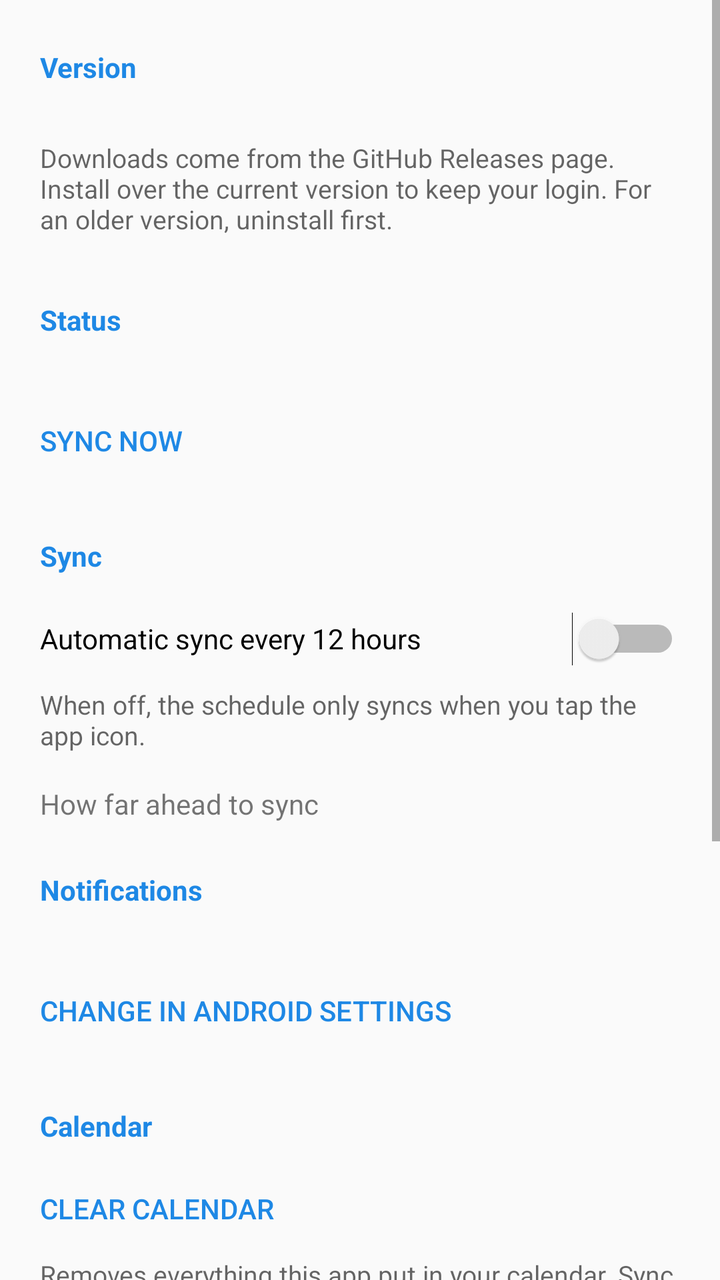
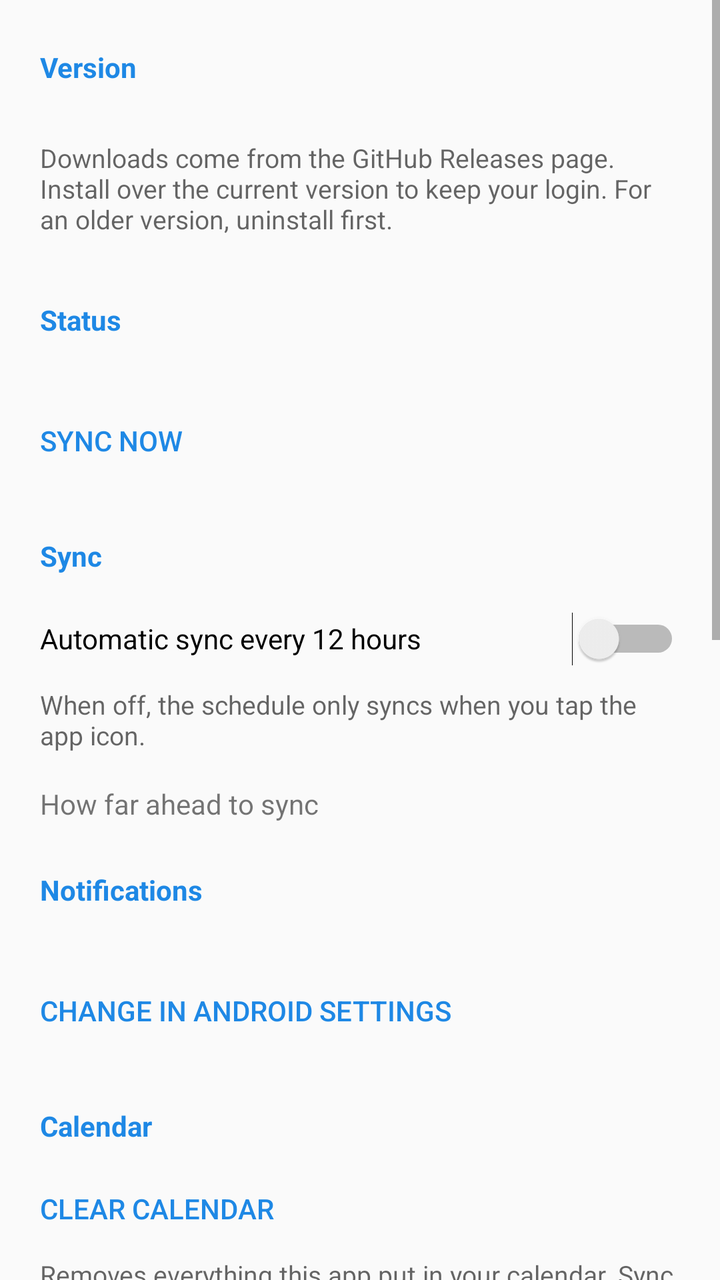

An Android layout rendered at two revisions. The XML below is the earlier revision; the diff shows what the commit changed to produce the second picture.
<!-- AndroidManifest.xml: activity theme Theme.EduarteSync.Screen -->
<!-- res/layout/activity_settings.xml -->
<?xml version="1.0" encoding="utf-8"?>
<ScrollView xmlns:android="http://schemas.android.com/apk/res/android"
    android:layout_width="match_parent"
    android:layout_height="match_parent">

    <LinearLayout
        android:layout_width="match_parent"
        android:layout_height="wrap_content"
        android:orientation="vertical"
        android:paddingHorizontal="20dp"
        android:paddingBottom="24dp">

        <TextView style="@style/SectionHeader" android:text="Version" />
        <TextView
            android:id="@+id/version"
            android:layout_width="match_parent"
            android:layout_height="wrap_content" />
        <Button
            android:id="@+id/downloadUpdate"
            style="@style/RowButton"
            android:visibility="gone" />
        <Button
            android:id="@+id/allVersions"
            style="@style/RowButton"
            android:text="All versions"
            android:visibility="gone" />
        <TextView
            style="@style/Hint"
            android:text="Downloads come from the GitHub Releases page. Install over the current version to keep your login. For an older version, uninstall first." />

        <TextView style="@style/SectionHeader" android:text="Status" />
        <TextView
            android:id="@+id/status"
            android:layout_width="match_parent"
            android:layout_height="wrap_content" />
        <Button
            android:id="@+id/syncNow"
            style="@style/RowButton"
            android:text="Sync now" />

        <TextView style="@style/SectionHeader" android:text="Sync" />
        <Switch
            android:id="@+id/autoSync"
            android:layout_width="match_parent"
            android:layout_height="wrap_content"
            android:minHeight="48dp"
            android:text="Automatic sync every 12 hours" />
        <TextView
            style="@style/Hint"
            android:text="When off, the schedule only syncs when you tap the app icon." />
        <TextView
            android:layout_width="match_parent"
            android:layout_height="wrap_content"
            android:paddingTop="8dp"
            android:text="How far ahead to sync" />
        <RadioGroup
            android:id="@+id/range"
            android:layout_width="match_parent"
            android:layout_height="wrap_content" />

        <TextView style="@style/SectionHeader" android:text="Notifications" />
        <TextView
            android:id="@+id/notificationStatus"
            android:layout_width="match_parent"
            android:layout_height="wrap_content" />
        <Button
            android:id="@+id/notificationSettings"
            style="@style/RowButton"
            android:text="Change in Android settings" />

        <TextView style="@style/SectionHeader" android:text="Calendar" />
        <Button
            android:id="@+id/clearCalendar"
            style="@style/RowButton"
            android:text="Clear calendar" />
        <TextView
            style="@style/Hint"
            android:text="Removes everything this app put in your calendar. Sync again to get it back." />

        <TextView style="@style/SectionHeader" android:text="Account" />
        <Button
            android:id="@+id/logOut"
            style="@style/RowButton"
            android:text="Log out / switch account" />
        <TextView
            style="@style/Hint"
            android:text="Removes your Eduarte login from this phone. Your password was never stored by this app." />

        <TextView style="@style/SectionHeader" android:text="Beta" />
        <Button
            android:id="@+id/subjects"
            style="@style/RowButton"
            android:text="Subjects" />
        <TextView
            style="@style/Hint"
            android:text="Give each subject its own name, emoji and color in your calendar." />
    </LinearLayout>
</ScrollView>
<!-- resources referenced by this layout -->
<resources>
  <style name="Hint">
          <item name="android:layout_width">match_parent</item>
          <item name="android:layout_height">wrap_content</item>
          <item name="android:paddingBottom">8dp</item>
          <item name="android:textColor">?android:attr/textColorSecondary</item>
          <item name="android:textSize">13sp</item>
      </style>
  <style name="RowButton" parent="android:Widget.Material.Button.Borderless.Colored">
          <item name="android:layout_width">wrap_content</item>
          <item name="android:layout_height">wrap_content</item>
          <item name="android:paddingStart">0dp</item>
          <item name="android:gravity">start|center_vertical</item>
      </style>
  <style name="SectionHeader">
          <item name="android:layout_width">match_parent</item>
          <item name="android:layout_height">wrap_content</item>
          <item name="android:paddingTop">24dp</item>
          <item name="android:paddingBottom">8dp</item>
          <item name="android:textColor">?android:attr/colorAccent</item>
          <item name="android:textSize">14sp</item>
          <item name="android:textStyle">bold</item>
      </style>
  <style name="Theme.EduarteSync.Screen" parent="android:Theme.Material.Light.DarkActionBar">
          <item name="android:colorPrimary">@color/ic_launcher_background</item>
          <item name="android:colorPrimaryDark">@color/primary_dark</item>
          <item name="android:colorAccent">@color/ic_launcher_background</item>
      </style>
  <color name="ic_launcher_background">#1E88E5</color>
  <color name="primary_dark">#1565C0</color>
</resources>

<!-- the commit's change to res/layout/activity_settings.xml (unified diff, before → after) -->
@@ -76,6 +76,18 @@
         <TextView
             style="@style/Hint"
             android:text="Removes everything this app put in your calendar. Sync again to get it back." />
+        <TextView
+            android:layout_width="match_parent"
+            android:layout_height="wrap_content"
+            android:paddingTop="8dp"
+            android:text="Room in the event name" />
+        <RadioGroup
+            android:id="@+id/roomInTitle"
+            android:layout_width="match_parent"
+            android:layout_height="wrap_content" />
+        <TextView
+            style="@style/Hint"
+            android:text="Lock screens and widgets often show only the name and time of an event. With the room in the name you see it there too." />
 
         <TextView style="@style/SectionHeader" android:text="Account" />
         <Button
@@ -84,7 +96,23 @@
             android:text="Log out / switch account" />
         <TextView
             style="@style/Hint"
-            android:text="Removes your Eduarte login from this phone. Your password was never stored by this app." />
+            android:text="Removes your Eduarte login and a saved password from this phone." />
+        <Switch
+            android:id="@+id/saveLogin"
+            android:layout_width="match_parent"
+            android:layout_height="wrap_content"
+            android:minHeight="48dp"
+            android:text="Fill in my email and password" />
+        <TextView
+            style="@style/Hint"
+            android:text="When you have to log in again, only the Authenticator is left for you. Saved encrypted on this phone the next time you log in, and only sent to the Microsoft login page. Turning this off deletes them." />
+        <Button
+            android:id="@+id/loginLog"
+            style="@style/RowButton"
+            android:text="Login log" />
+        <TextView
+            style="@style/Hint"
+            android:text="What happened during the last logins, to find out why the login keeps expiring. No passwords or codes are in it." />
 
         <TextView style="@style/SectionHeader" android:text="Beta" />
         <Button
